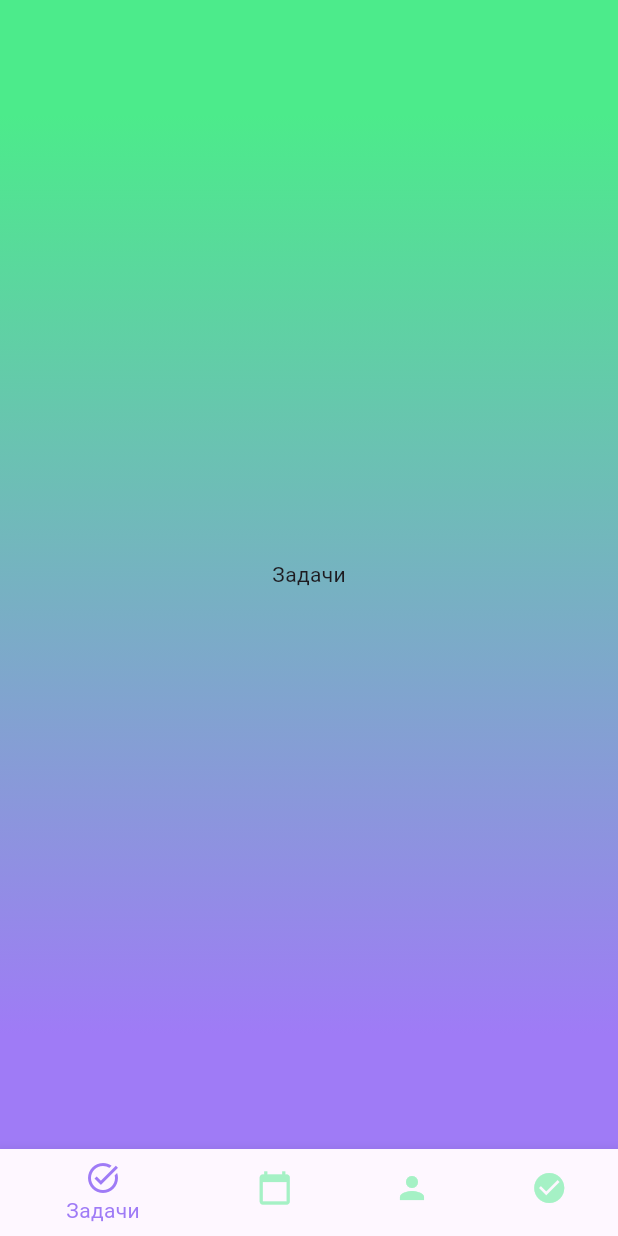
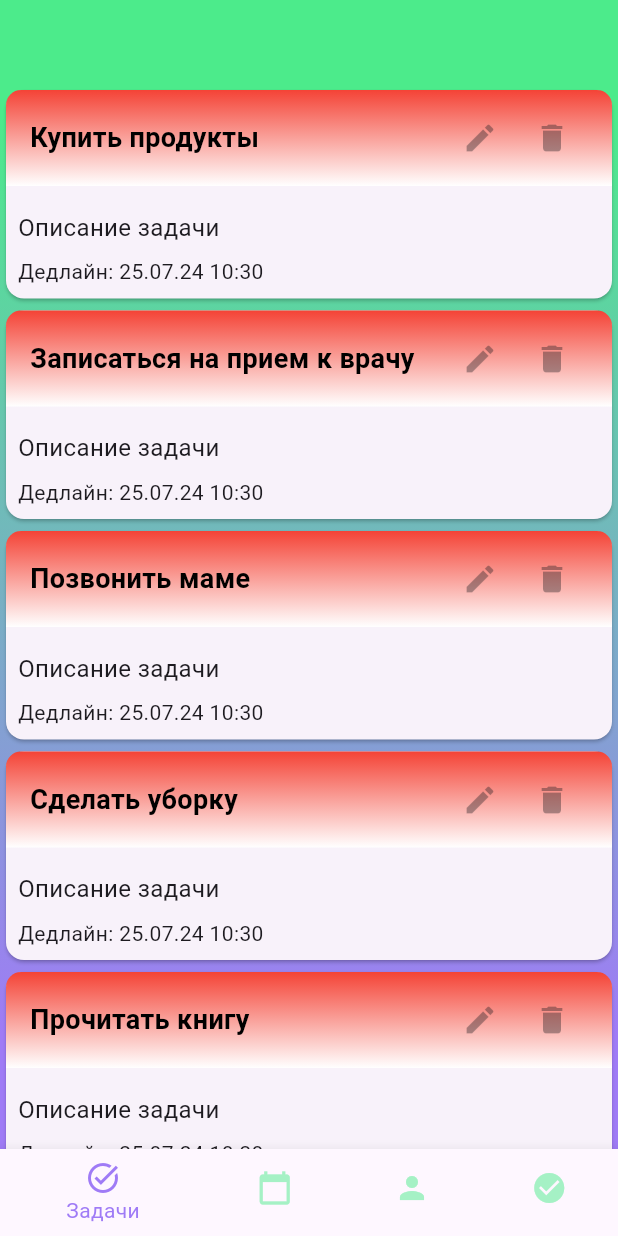
Before and after one commit to sharov68/flutter_application_3, a Flutter app: the screen it shows after launch, on a phone screen of 412 x 824 dp. Run offline on Flutter 3.47's test engine with Material 3 defaults, Android fonts, the phone set to English and light mode, and no system bars.

Commit message:
added task item

```diff
--- a/lib/pages/main_page.dart
+++ b/lib/pages/main_page.dart
@@ -1,4 +1,5 @@
 import 'package:flutter/material.dart';
+import 'package:flutter_application_3/screens/all_tasks.dart';
 import 'package:flutter_application_3/screens/profile.dart';
 import 'package:flutter_application_3/theme/theme.dart';
 class MainPage extends StatefulWidget {
@@ -10,7 +11,7 @@ class MainPage extends StatefulWidget {
 class _MainPageState extends State<MainPage> {
   int _selectedIndex = 0;
   static const List<Widget> _widgetOptions = <Widget>[
-    Text('Задачи'),
+    TasksPage(),
     Text('Сегодня'),
     ProfilePage(),
     Text('Выполнено'),
--- /dev/null
+++ b/lib/screens/all_tasks.dart
@@ -0,0 +1,29 @@
+import 'package:flutter/material.dart';
+import '../widgets/task_item.dart';
+class TasksPage extends StatefulWidget {
+  const TasksPage({super.key});
+  @override
+  State<TasksPage> createState() => _TasksPageState();
+}
+class _TasksPageState extends State<TasksPage> {
+  final List<String> _tasks = [
+    'Купить продукты',
+    'Записаться на прием к врачу',
+    'Позвонить маме',
+    'Сделать уборку',
+    'Прочитать книгу',
+  ];
+  @override
+  Widget build(BuildContext context) {
+    return ListView.builder(
+      itemCount: _tasks.length,
+      itemBuilder: (context, index) {
+        return TaskItem(
+          title: _tasks[index],
+          description: 'Описание задачи',
+          deadline: DateTime.now(),
+        );
+      },
+    );
+  }
+}
--- /dev/null
+++ b/lib/widgets/task_item.dart
@@ -0,0 +1,96 @@
+import 'package:flutter/material.dart';
+import 'package:intl/intl.dart';
+
+class TaskItem extends StatelessWidget {
+  final String title;
+  final String description;
+  final DateTime deadline;
+  final Function? onEdit;
+  final Function? onDelete;
+
+  const TaskItem({
+    super.key,
+    required this.title,
+    required this.description,
+    required this.deadline,
+    this.onEdit,
+    this.onDelete,
+  });
+
+  @override
+  Widget build(BuildContext context) {
+    String formattedDeadline = DateFormat('dd.MM.yy HH:mm').format(deadline);
+    Duration timeUntilDeadline = deadline.difference(DateTime.now());
+    Color gradientStart;
+    if (timeUntilDeadline.inDays < 1) {
+      gradientStart = Colors.red;
+    } else if (timeUntilDeadline.inDays < 2) {
+      gradientStart = Colors.yellow;
+    } else {
+      gradientStart = Colors.green;
+    }
+
+    return Card(
+      child: Column(
+        crossAxisAlignment: CrossAxisAlignment.start,
+        children: [
+          Container(
+            padding: const EdgeInsets.symmetric(vertical: 8, horizontal: 16),
+            decoration: BoxDecoration(
+              gradient: LinearGradient(
+                begin: Alignment.topCenter,
+                end: Alignment.bottomCenter,
+                colors: [gradientStart, Colors.white],
+              ),
+              borderRadius: const BorderRadius.only(
+                topLeft: Radius.circular(10),
+                topRight: Radius.circular(10),
+              ),
+            ),
+            child: Row(
+              children: [
+                Expanded(
+                  child: Text(
+                    title,
+                    style: const TextStyle(
+                      fontSize: 18,
+                      fontWeight: FontWeight.bold,
+                      color: Colors.black,
+                    ),
+                  ),
+                ),
+                IconButton(
+                  onPressed: onEdit as void Function()?,
+                  icon: const Icon(Icons.edit),
+                ),
+                IconButton(
+                  onPressed: onDelete as void Function()?,
+                  icon: const Icon(Icons.delete),
+                ),
+              ],
+            ),
+          ),
+          const SizedBox(height: 8),
+          Padding(
+            padding: const EdgeInsets.all(8.0),
+            child: Column(
+              mainAxisAlignment: MainAxisAlignment.start,
+              crossAxisAlignment: CrossAxisAlignment.start,
+              children: [
+                Text(
+                  description,
+                  style: const TextStyle(fontSize: 16),
+                ),
+                const SizedBox(height: 8),
+                Text(
+                  'Дедлайн: $formattedDeadline',
+                  style: const TextStyle(fontSize: 14),
+                ),
+              ],
+            ),
+          )
+        ],
+      ),
+    );
+  }
+}
--- a/pubspec.yaml
+++ b/pubspec.yaml
@@ -20,6 +20,7 @@ dependencies:
   # The following adds the Cupertino Icons font to your application.
   # Use with the CupertinoIcons class for iOS style icons.
   cupertino_icons: ^1.0.6
+  intl: ^0.19.0
 
 dev_dependencies:
   flutter_test:
```
Also changed, not shown: pubspec.lock.
